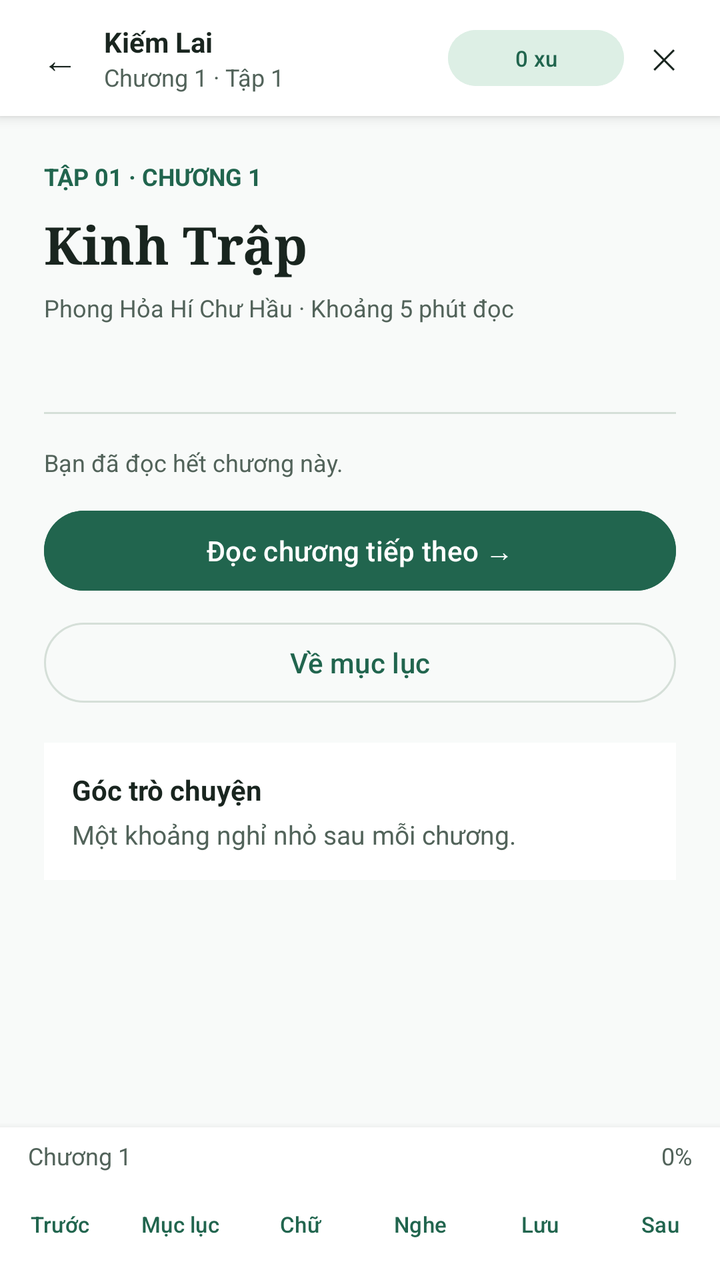
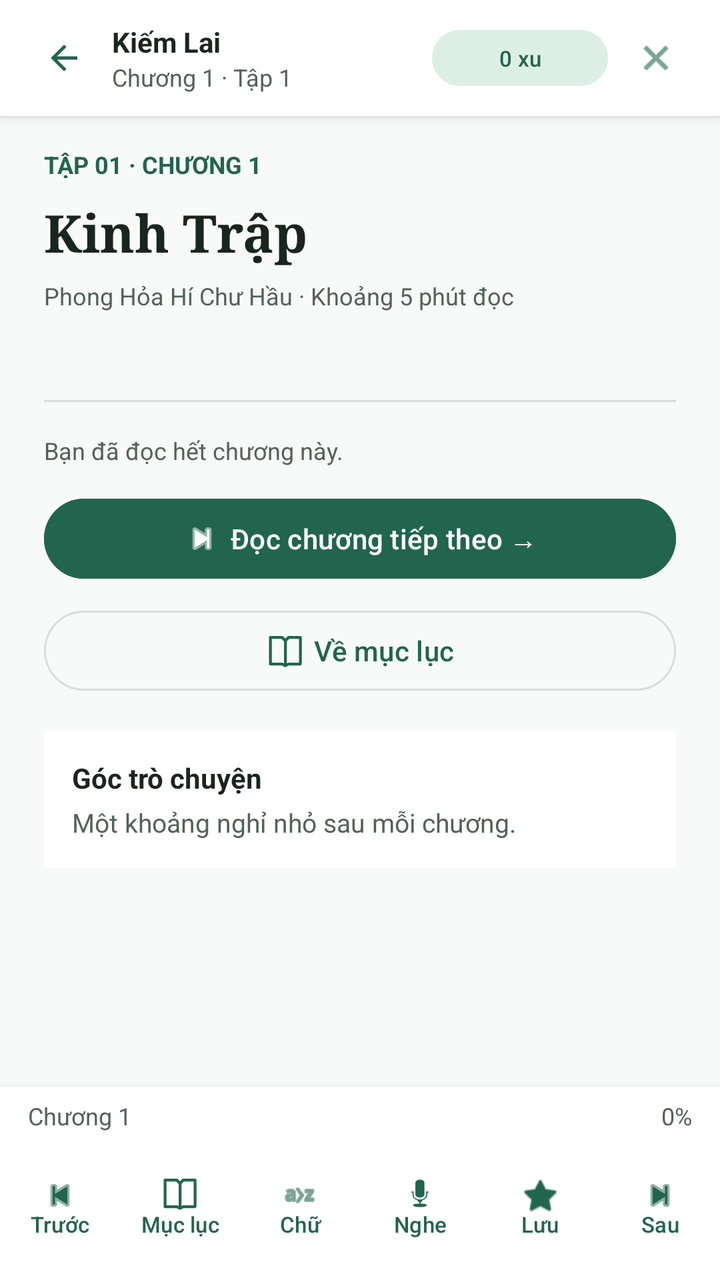

Before-and-after screenshots of an Android layout around one commit, followed by the original layout XML and the change that was made.
<!-- AndroidManifest.xml: application theme Theme.TruyenDex -->
<!-- res/layout/activity_reader.xml -->
<?xml version="1.0" encoding="utf-8"?>
<RelativeLayout xmlns:android="http://schemas.android.com/apk/res/android"
    android:layout_width="match_parent"
    android:layout_height="match_parent"
    android:background="?attr/colorBg">

    
    <ScrollView
        android:id="@+id/scrollReader"
        android:layout_width="match_parent"
        android:layout_height="match_parent"
        android:paddingHorizontal="22dp"
        android:paddingTop="80dp"
        android:paddingBottom="140dp"
        android:clipToPadding="false">

        <LinearLayout
            android:id="@+id/readerContentBox"
            android:layout_width="match_parent"
            android:layout_height="wrap_content"
            android:orientation="vertical">

            <TextView
                android:id="@+id/tvChapterLabel"
                android:layout_width="wrap_content"
                android:layout_height="wrap_content"
                android:text="TẬP 01 · CHƯƠNG 1"
                android:textColor="?attr/colorBrand"
                android:textSize="12sp"
                android:textStyle="bold" />

            <TextView
                android:id="@+id/tvReaderTitle"
                android:layout_width="match_parent"
                android:layout_height="wrap_content"
                android:layout_marginTop="8dp"
                android:text="Kinh Trập"
                android:fontFamily="serif"
                android:textSize="26sp"
                android:textStyle="bold"
                android:textColor="?attr/colorInk" />

            <TextView
                android:id="@+id/tvReaderMeta"
                android:layout_width="match_parent"
                android:layout_height="wrap_content"
                android:layout_marginTop="6dp"
                android:layout_marginBottom="20dp"
                android:text="Phong Hỏa Hí Chư Hầu · Khoảng 5 phút đọc"
                android:textSize="12sp"
                android:textColor="?attr/colorMuted" />

            
            <LinearLayout
                android:id="@+id/proseContainer"
                android:layout_width="match_parent"
                android:layout_height="wrap_content"
                android:orientation="vertical" />

            
            <LinearLayout
                android:id="@+id/paywallBox"
                android:layout_width="match_parent"
                android:layout_height="wrap_content"
                android:orientation="vertical"
                android:background="?attr/colorSurface"
                android:padding="16dp"
                android:layout_marginTop="16dp"
                android:visibility="gone">

                <TextView
                    android:layout_width="wrap_content"
                    android:layout_height="wrap_content"
                    android:text="Mở khóa chương"
                    android:textSize="18sp"
                    android:textStyle="bold"
                    android:textColor="?attr/colorInk" />

                <TextView
                    android:id="@+id/tvPaywallBalance"
                    android:layout_width="wrap_content"
                    android:layout_height="wrap_content"
                    android:layout_marginTop="6dp"
                    android:text="Giá: 10 xu · Số dư: 0 xu"
                    android:textColor="?attr/colorMuted" />

                <Button
                    android:id="@+id/btnUnlockOne"
                    android:layout_width="match_parent"
                    android:layout_height="46dp"
                    android:layout_marginTop="12dp"
                    android:text="Mở khóa 10 xu"
                    android:backgroundTint="?attr/colorBrand"
                    android:textColor="?attr/colorOnBrand" />

                <Button
                    android:id="@+id/btnUnlockBundle"
                    style="@style/Widget.Material3.Button.OutlinedButton"
                    android:layout_width="match_parent"
                    android:layout_height="46dp"
                    android:layout_marginTop="8dp"
                    android:text="Mở khóa cả 3 chương: 25 xu"
                    android:textColor="?attr/colorBrand" />
            </LinearLayout>

            
            <View
                android:layout_width="match_parent"
                android:layout_height="1dp"
                android:layout_marginTop="24dp"
                android:background="?attr/colorLine" />

            <TextView
                android:id="@+id/tvEndChapterNote"
                android:layout_width="wrap_content"
                android:layout_height="wrap_content"
                android:layout_marginTop="16dp"
                android:text="Bạn đã đọc hết chương này."
                android:textSize="12sp"
                android:textColor="?attr/colorMuted" />

            <Button
                android:id="@+id/btnEndNextChapter"
                android:layout_width="match_parent"
                android:layout_height="48dp"
                android:layout_marginTop="12dp"
                android:text="Đọc chương tiếp theo →"
                android:backgroundTint="?attr/colorBrand"
                android:textColor="?attr/colorOnBrand" />

            <Button
                android:id="@+id/btnEndChapters"
                style="@style/Widget.Material3.Button.OutlinedButton"
                android:layout_width="match_parent"
                android:layout_height="48dp"
                android:layout_marginTop="8dp"
                android:text="Về mục lục"
                android:textColor="?attr/colorBrand" />

            <LinearLayout
                android:layout_width="match_parent"
                android:layout_height="wrap_content"
                android:orientation="vertical"
                android:background="?attr/colorSurface"
                android:padding="14dp"
                android:layout_marginTop="16dp">

                <TextView
                    android:layout_width="wrap_content"
                    android:layout_height="wrap_content"
                    android:text="Góc trò chuyện"
                    android:textStyle="bold"
                    android:textColor="?attr/colorInk" />

                <TextView
                    android:layout_width="wrap_content"
                    android:layout_height="wrap_content"
                    android:layout_marginTop="4dp"
                    android:text="Một khoảng nghỉ nhỏ sau mỗi chương."
                    android:textSize="13sp"
                    android:textColor="?attr/colorMuted" />
            </LinearLayout>
        </LinearLayout>
    </ScrollView>

    
    <LinearLayout
        android:id="@+id/readerTopBar"
        android:layout_width="match_parent"
        android:layout_height="58dp"
        android:layout_alignParentTop="true"
        android:gravity="center_vertical"
        android:paddingHorizontal="8dp"
        android:background="?attr/colorSurface"
        android:elevation="4dp">

        <Button
            android:id="@+id/btnReaderBack"
            style="@style/Widget.Material3.Button.TextButton"
            android:layout_width="44dp"
            android:layout_height="44dp"
            android:text="←"
            android:textSize="18sp"
            android:textColor="?attr/colorInk" />

        <LinearLayout
            android:layout_width="0dp"
            android:layout_height="wrap_content"
            android:layout_weight="1"
            android:orientation="vertical">

            <TextView
                android:id="@+id/tvTopNovelName"
                android:layout_width="wrap_content"
                android:layout_height="wrap_content"
                android:text="Kiếm Lai"
                android:textStyle="bold"
                android:textColor="?attr/colorInk"
                android:textSize="14sp"
                android:maxLines="1" />

            <TextView
                android:id="@+id/tvTopChapter"
                android:layout_width="wrap_content"
                android:layout_height="wrap_content"
                android:text="Chương 1 · Tập 1"
                android:textColor="?attr/colorMuted"
                android:textSize="12sp" />
        </LinearLayout>

        <Button
            android:id="@+id/btnReaderWallet"
            style="@style/Widget.Material3.Button.TonalButton"
            android:layout_width="wrap_content"
            android:layout_height="36dp"
            android:text="0 xu"
            android:textSize="11sp"
            android:backgroundTint="?attr/colorSoft"
            android:textColor="?attr/colorBrand" />

        <Button
            android:id="@+id/btnHideTools"
            style="@style/Widget.Material3.Button.TextButton"
            android:layout_width="40dp"
            android:layout_height="40dp"
            android:text="✕"
            android:textColor="?attr/colorInk" />
    </LinearLayout>

    
    <Button
        android:id="@+id/btnShowTools"
        style="@style/Widget.Material3.Button.OutlinedButton"
        android:layout_width="48dp"
        android:layout_height="48dp"
        android:layout_alignParentEnd="true"
        android:layout_alignParentBottom="true"
        android:layout_margin="16dp"
        android:text="•••"
        android:backgroundTint="?attr/colorSurface"
        android:textColor="?attr/colorInk"
        android:visibility="gone" />

    
    <LinearLayout
        android:id="@+id/ttsPlayerBar"
        android:layout_width="match_parent"
        android:layout_height="wrap_content"
        android:layout_above="@id/readerBottomBar"
        android:orientation="vertical"
        android:background="?attr/colorSurface"
        android:padding="10dp"
        android:elevation="6dp"
        android:visibility="gone">

        <TextView
            android:id="@+id/tvTtsStatus"
            android:layout_width="match_parent"
            android:layout_height="wrap_content"
            android:text="Sẵn sàng đọc"
            android:textSize="12sp"
            android:textColor="?attr/colorMuted"
            android:layout_marginBottom="6dp" />

        <LinearLayout
            android:layout_width="match_parent"
            android:layout_height="wrap_content"
            android:orientation="horizontal"
            android:gravity="center">

            <Button
                android:id="@+id/btnTtsPrev"
                style="@style/Widget.Material3.Button.TextButton"
                android:layout_width="0dp"
                android:layout_height="40dp"
                android:layout_weight="1"
                android:text="⏮" />

            <Button
                android:id="@+id/btnTtsPlayPause"
                android:layout_width="0dp"
                android:layout_height="40dp"
                android:layout_weight="1.5"
                android:text="Phát"
                android:textSize="12sp"
                android:backgroundTint="?attr/colorBrand"
                android:textColor="?attr/colorOnBrand" />

            <Button
                android:id="@+id/btnTtsNext"
                style="@style/Widget.Material3.Button.TextButton"
                android:layout_width="0dp"
                android:layout_height="40dp"
                android:layout_weight="1"
                android:text="⏭" />

            <Button
                android:id="@+id/btnTtsRate"
                style="@style/Widget.Material3.Button.TextButton"
                android:layout_width="0dp"
                android:layout_height="40dp"
                android:layout_weight="1"
                android:text="1.0x"
                android:textSize="11sp" />

            <Button
                android:id="@+id/btnTtsClose"
                style="@style/Widget.Material3.Button.TextButton"
                android:layout_width="0dp"
                android:layout_height="40dp"
                android:layout_weight="1"
                android:text="✕" />
        </LinearLayout>
    </LinearLayout>

    
    <LinearLayout
        android:id="@+id/readerBottomBar"
        android:layout_width="match_parent"
        android:layout_height="wrap_content"
        android:layout_alignParentBottom="true"
        android:orientation="vertical"
        android:background="?attr/colorSurface"
        android:paddingTop="6dp"
        android:paddingBottom="6dp"
        android:elevation="6dp">

        <LinearLayout
            android:layout_width="match_parent"
            android:layout_height="wrap_content"
            android:orientation="horizontal"
            android:paddingHorizontal="14dp"
            android:paddingBottom="4dp">

            <TextView
                android:id="@+id/tvProgressCaption"
                android:layout_width="0dp"
                android:layout_height="wrap_content"
                android:layout_weight="1"
                android:text="Chương 1"
                android:textSize="12sp"
                android:textColor="?attr/colorMuted" />

            <TextView
                android:id="@+id/tvReadPercent"
                android:layout_width="wrap_content"
                android:layout_height="wrap_content"
                android:text="0%"
                android:textSize="12sp"
                android:textColor="?attr/colorMuted" />
        </LinearLayout>

        <LinearLayout
            android:layout_width="match_parent"
            android:layout_height="wrap_content"
            android:orientation="horizontal">

            <Button
                android:id="@+id/btnPrevChap"
                style="@style/Widget.Material3.Button.TextButton"
                android:layout_width="0dp"
                android:layout_height="44dp"
                android:layout_weight="1"
                android:padding="0dp"
                android:text="Trước"
                android:textSize="11sp" />

            <Button
                android:id="@+id/btnChapters"
                style="@style/Widget.Material3.Button.TextButton"
                android:layout_width="0dp"
                android:layout_height="44dp"
                android:layout_weight="1"
                android:padding="0dp"
                android:text="Mục lục"
                android:textSize="11sp" />

            <Button
                android:id="@+id/btnFontTheme"
                style="@style/Widget.Material3.Button.TextButton"
                android:layout_width="0dp"
                android:layout_height="44dp"
                android:layout_weight="1"
                android:padding="0dp"
                android:text="Chữ"
                android:textSize="11sp" />

            <Button
                android:id="@+id/btnListen"
                style="@style/Widget.Material3.Button.TextButton"
                android:layout_width="0dp"
                android:layout_height="44dp"
                android:layout_weight="1"
                android:padding="0dp"
                android:text="Nghe"
                android:textSize="11sp" />

            <Button
                android:id="@+id/btnBookmark"
                style="@style/Widget.Material3.Button.TextButton"
                android:layout_width="0dp"
                android:layout_height="44dp"
                android:layout_weight="1"
                android:padding="0dp"
                android:text="Lưu"
                android:textSize="11sp" />

            <Button
                android:id="@+id/btnNextChap"
                style="@style/Widget.Material3.Button.TextButton"
                android:layout_width="0dp"
                android:layout_height="44dp"
                android:layout_weight="1"
                android:padding="0dp"
                android:text="Sau"
                android:textSize="11sp" />
        </LinearLayout>
    </LinearLayout>
</RelativeLayout>
<!-- resources referenced by this layout -->
<resources>
  <style name="Theme.TruyenDex" parent="Theme.TruyenDex.Light" />
  <style name="Theme.TruyenDex.Light" parent="Theme.Material3.DayNight.NoActionBar">
          <item name="colorPrimary">?attr/colorBrand</item>
          <item name="colorOnPrimary">?attr/colorOnBrand</item>
          <item name="colorPrimaryContainer">?attr/colorSoft</item>
          <item name="colorOnPrimaryContainer">?attr/colorInk</item>
          <item name="colorSecondary">?attr/colorBrand</item>
          <item name="colorOnSecondary">?attr/colorOnBrand</item>
          <item name="colorSecondaryContainer">?attr/colorSoft</item>
          <item name="colorOnSecondaryContainer">?attr/colorBrand</item>
          <item name="colorSurfaceContainerLow">?attr/colorSurface</item>
          <item name="colorSurfaceContainer">?attr/colorSubtle</item>
          <item name="colorSurfaceContainerHigh">?attr/colorSubtle</item>
          <item name="colorSurfaceVariant">?attr/colorSubtle</item>
          <item name="colorOnSurface">?attr/colorInk</item>
          <item name="colorOnSurfaceVariant">?attr/colorMuted</item>
          <item name="colorOutline">?attr/colorLine</item>
          <item name="android:colorBackground">?attr/colorBg</item>
          <item name="android:statusBarColor">?attr/colorSurface</item>
          <item name="android:navigationBarColor">?attr/colorSurface</item>
          <item name="android:forceDarkAllowed">false</item>
          <item name="colorBg">#F8FAF9</item>
          <item name="colorSurface">#FFFFFF</item>
          <item name="colorSubtle">#EDF2EF</item>
          <item name="colorInk">#19251F</item>
          <item name="colorMuted">#52635A</item>
          <item name="colorLine">#D5DFD8</item>
          <item name="colorBrand">#21654E</item>
          <item name="colorOnBrand">#FFFFFF</item>
          <item name="colorSoft">#DDEFE5</item>
          <item name="android:windowLightStatusBar">true</item>
          <item name="android:windowLightNavigationBar">true</item>
      </style>
</resources>

<!-- the commit's change to res/layout/activity_reader.xml (unified diff, before → after) -->
@@ -1,5 +1,7 @@
 <?xml version="1.0" encoding="utf-8"?>
 <RelativeLayout xmlns:android="http://schemas.android.com/apk/res/android"
+    xmlns:app="http://schemas.android.com/apk/res-auto"
+    android:id="@+id/readerRoot"
     android:layout_width="match_parent"
     android:layout_height="match_parent"
     android:background="?attr/colorBg">
@@ -9,9 +11,11 @@
         android:id="@+id/scrollReader"
         android:layout_width="match_parent"
         android:layout_height="match_parent"
+        android:layout_below="@+id/readerTopBar"
+        android:layout_above="@+id/ttsPlayerBar"
+        android:layout_alignWithParentIfMissing="true"
         android:paddingHorizontal="22dp"
-        android:paddingTop="80dp"
-        android:paddingBottom="140dp"
+        android:paddingVertical="16dp"
         android:clipToPadding="false">
 
         <LinearLayout
@@ -84,8 +88,12 @@
                     android:text="Giá: 10 xu · Số dư: 0 xu"
                     android:textColor="?attr/colorMuted" />
 
-                <Button
+                <com.google.android.material.button.MaterialButton
                     android:id="@+id/btnUnlockOne"
+                    app:icon="@android:drawable/ic_lock_lock"
+                    app:iconGravity="textStart"
+                    app:iconSize="20dp"
+                    app:iconPadding="4dp"
                     android:layout_width="match_parent"
                     android:layout_height="46dp"
                     android:layout_marginTop="12dp"
@@ -93,8 +101,12 @@
                     android:backgroundTint="?attr/colorBrand"
                     android:textColor="?attr/colorOnBrand" />
 
-                <Button
+                <com.google.android.material.button.MaterialButton
                     android:id="@+id/btnUnlockBundle"
+                    app:icon="@android:drawable/ic_lock_lock"
+                    app:iconGravity="textStart"
+                    app:iconSize="20dp"
+                    app:iconPadding="4dp"
                     style="@style/Widget.Material3.Button.OutlinedButton"
                     android:layout_width="match_parent"
                     android:layout_height="46dp"
@@ -119,8 +131,12 @@
                 android:textSize="12sp"
                 android:textColor="?attr/colorMuted" />
 
-            <Button
+            <com.google.android.material.button.MaterialButton
                 android:id="@+id/btnEndNextChapter"
+                app:icon="@android:drawable/ic_media_next"
+                app:iconGravity="textStart"
+                app:iconSize="20dp"
+                app:iconPadding="4dp"
                 android:layout_width="match_parent"
                 android:layout_height="48dp"
                 android:layout_marginTop="12dp"
@@ -128,8 +144,12 @@
                 android:backgroundTint="?attr/colorBrand"
                 android:textColor="?attr/colorOnBrand" />
 
-            <Button
+            <com.google.android.material.button.MaterialButton
                 android:id="@+id/btnEndChapters"
+                app:icon="@drawable/ic_book"
+                app:iconGravity="textStart"
+                app:iconSize="20dp"
+                app:iconPadding="4dp"
                 style="@style/Widget.Material3.Button.OutlinedButton"
                 android:layout_width="match_parent"
                 android:layout_height="48dp"
@@ -174,12 +194,17 @@
         android:background="?attr/colorSurface"
         android:elevation="4dp">
 
-        <Button
+        <com.google.android.material.button.MaterialButton
             android:id="@+id/btnReaderBack"
+            app:icon="@drawable/abc_ic_ab_back_material"
+            app:iconGravity="textStart"
+            app:iconSize="20dp"
+            app:iconPadding="0dp"
+            android:padding="0dp"
             style="@style/Widget.Material3.Button.TextButton"
-            android:layout_width="44dp"
-            android:layout_height="44dp"
-            android:text="←"
+            android:layout_width="48dp"
+            android:layout_height="48dp"
+            android:contentDescription="Quay lại"
             android:textSize="18sp"
             android:textColor="?attr/colorInk" />
 
@@ -218,28 +243,43 @@
             android:backgroundTint="?attr/colorSoft"
             android:textColor="?attr/colorBrand" />
 
-        <Button
+        <com.google.android.material.button.MaterialButton
             android:id="@+id/btnHideTools"
+            app:icon="@android:drawable/ic_menu_close_clear_cancel"
+            app:iconGravity="textStart"
+            app:iconSize="20dp"
+            app:iconPadding="0dp"
+            android:padding="0dp"
             style="@style/Widget.Material3.Button.TextButton"
-            android:layout_width="40dp"
-            android:layout_height="40dp"
-            android:text="✕"
+            android:layout_width="48dp"
+            android:layout_height="48dp"
+            android:contentDescription="Ẩn công cụ"
             android:textColor="?attr/colorInk" />
     </LinearLayout>
 
     
-    <Button
+    <com.google.android.material.button.MaterialButton
         android:id="@+id/btnShowTools"
+        app:icon="@android:drawable/ic_menu_more"
+        app:iconGravity="textStart"
+        app:iconSize="20dp"
+        app:iconPadding="0dp"
+        android:padding="0dp"
         style="@style/Widget.Material3.Button.OutlinedButton"
         android:layout_width="48dp"
         android:layout_height="48dp"
         android:layout_alignParentEnd="true"
         android:layout_alignParentBottom="true"
         android:layout_margin="16dp"
-        android:text="•••"
+        android:contentDescription="Hiện công cụ"
         android:backgroundTint="?attr/colorSurface"
         android:textColor="?attr/colorInk"
         android:visibility="gone" />
+
+    <include layout="@layout/chapter_dropdown"
+        android:layout_width="match_parent"
+        android:layout_height="220dp"
+        android:layout_below="@id/readerTopBar" />
 
     
     <LinearLayout
@@ -268,16 +308,26 @@
             android:orientation="horizontal"
             android:gravity="center">
 
-            <Button
+            <com.google.android.material.button.MaterialButton
                 android:id="@+id/btnTtsPrev"
-                style="@style/Widget.Material3.Button.TextButton"
-                android:layout_width="0dp"
-                android:layout_height="40dp"
-                android:layout_weight="1"
-                android:text="⏮" />
-
-            <Button
+                app:icon="@android:drawable/ic_media_previous"
+                app:iconGravity="textStart"
+                app:iconSize="20dp"
+                app:iconPadding="0dp"
+                android:padding="0dp"
+                style="@style/Widget.Material3.Button.TextButton"
+                android:layout_width="0dp"
+                android:layout_height="48dp"
+                android:layout_weight="1"
+                android:contentDescription="Đoạn trước" />
+
+            <com.google.android.material.button.MaterialButton
                 android:id="@+id/btnTtsPlayPause"
+                app:icon="@android:drawable/ic_media_play"
+                app:iconGravity="textStart"
+                app:iconSize="20dp"
+                app:iconPadding="4dp"
+                android:paddingHorizontal="2dp"
                 android:layout_width="0dp"
                 android:layout_height="40dp"
                 android:layout_weight="1.5"
@@ -286,13 +336,18 @@
                 android:backgroundTint="?attr/colorBrand"
                 android:textColor="?attr/colorOnBrand" />
 
-            <Button
+            <com.google.android.material.button.MaterialButton
                 android:id="@+id/btnTtsNext"
-                style="@style/Widget.Material3.Button.TextButton"
-                android:layout_width="0dp"
-                android:layout_height="40dp"
-                android:layout_weight="1"
-                android:text="⏭" />
+                app:icon="@android:drawable/ic_media_next"
+                app:iconGravity="textStart"
+                app:iconSize="20dp"
+                app:iconPadding="0dp"
+                android:padding="0dp"
+                style="@style/Widget.Material3.Button.TextButton"
+                android:layout_width="0dp"
+                android:layout_height="48dp"
+                android:layout_weight="1"
+                android:contentDescription="Đoạn tiếp theo" />
 
             <Button
                 android:id="@+id/btnTtsRate"
@@ -303,13 +358,18 @@
                 android:text="1.0x"
                 android:textSize="11sp" />
 
-            <Button
+            <com.google.android.material.button.MaterialButton
                 android:id="@+id/btnTtsClose"
-                style="@style/Widget.Material3.Button.TextButton"
-                android:layout_width="0dp"
-                android:layout_height="40dp"
-                android:layout_weight="1"
-                android:text="✕" />
+                app:icon="@android:drawable/ic_menu_close_clear_cancel"
+                app:iconGravity="textStart"
+                app:iconSize="20dp"
+                app:iconPadding="0dp"
+                android:padding="0dp"
+                style="@style/Widget.Material3.Button.TextButton"
+                android:layout_width="0dp"
+                android:layout_height="48dp"
+                android:layout_weight="1"
+                android:contentDescription="Đóng trình nghe" />
         </LinearLayout>
     </LinearLayout>
 
@@ -355,61 +415,85 @@
             android:layout_height="wrap_content"
             android:orientation="horizontal">
 
-            <Button
+            <com.google.android.material.button.MaterialButton
                 android:id="@+id/btnPrevChap"
-                style="@style/Widget.Material3.Button.TextButton"
-                android:layout_width="0dp"
-                android:layout_height="44dp"
+                app:icon="@android:drawable/ic_media_previous"
+                app:iconGravity="textTop"
+                app:iconSize="20dp"
+                app:iconPadding="0dp"
+                style="@style/Widget.Material3.Button.TextButton"
+                android:layout_width="0dp"
+                android:layout_height="64dp"
                 android:layout_weight="1"
                 android:padding="0dp"
                 android:text="Trước"
                 android:textSize="11sp" />
 
-            <Button
+            <com.google.android.material.button.MaterialButton
                 android:id="@+id/btnChapters"
-                style="@style/Widget.Material3.Button.TextButton"
-                android:layout_width="0dp"
-                android:layout_height="44dp"
+                app:icon="@drawable/ic_book"
+                app:iconGravity="textTop"
+                app:iconSize="20dp"
+                app:iconPadding="0dp"
+                style="@style/Widget.Material3.Button.TextButton"
+                android:layout_width="0dp"
+                android:layout_height="64dp"
                 android:layout_weight="1"
                 android:padding="0dp"
                 android:text="Mục lục"
                 android:textSize="11sp" />
 
-            <Button
+            <com.google.android.material.button.MaterialButton
                 android:id="@+id/btnFontTheme"
-                style="@style/Widget.Material3.Button.TextButton"
-                android:layout_width="0dp"
-                android:layout_height="44dp"
+                app:icon="@android:drawable/ic_menu_sort_alphabetically"
+                app:iconGravity="textTop"
+                app:iconSize="20dp"
+                app:iconPadding="0dp"
+                style="@style/Widget.Material3.Button.TextButton"
+                android:layout_width="0dp"
+                android:layout_height="64dp"
                 android:layout_weight="1"
                 android:padding="0dp"
                 android:text="Chữ"
                 android:textSize="11sp" />
 
-            <Button
+            <com.google.android.material.button.MaterialButton
                 android:id="@+id/btnListen"
-                style="@style/Widget.Material3.Button.TextButton"
-                android:layout_width="0dp"
-                android:layout_height="44dp"
+                app:icon="@android:drawable/ic_btn_speak_now"
+                app:iconGravity="textTop"
+                app:iconSize="20dp"
+                app:iconPadding="0dp"
+                style="@style/Widget.Material3.Button.TextButton"
+                android:layout_width="0dp"
+                android:layout_height="64dp"
                 android:layout_weight="1"
                 android:padding="0dp"
                 android:text="Nghe"
                 android:textSize="11sp" />
 
-            <Button
+            <com.google.android.material.button.MaterialButton
                 android:id="@+id/btnBookmark"
-                style="@style/Widget.Material3.Button.TextButton"
-                android:layout_width="0dp"
-                android:layout_height="44dp"
+                app:icon="@android:drawable/btn_star_big_off"
+                app:iconGravity="textTop"
+                app:iconSize="20dp"
+                app:iconPadding="0dp"
+                style="@style/Widget.Material3.Button.TextButton"
+                android:layout_width="0dp"
+                android:layout_height="64dp"
                 android:layout_weight="1"
                 android:padding="0dp"
                 android:text="Lưu"
                 android:textSize="11sp" />
 
-            <Button
+            <com.google.android.material.button.MaterialButton
                 android:id="@+id/btnNextChap"
-                style="@style/Widget.Material3.Button.TextButton"
-                android:layout_width="0dp"
-                android:layout_height="44dp"
+                app:icon="@android:drawable/ic_media_next"
+                app:iconGravity="textTop"
+                app:iconSize="20dp"
+                app:iconPadding="0dp"
+                style="@style/Widget.Material3.Button.TextButton"
+                android:layout_width="0dp"
+                android:layout_height="64dp"
                 android:layout_weight="1"
                 android:padding="0dp"
                 android:text="Sau"
@@ -417,3 +501,13 @@
         </LinearLayout>
     </LinearLayout>
 </RelativeLayout>
+<!-- res/layout/chapter_dropdown.xml (included above) -->
+<com.example.truyendex.features.novel.ChapterDropdown xmlns:android="http://schemas.android.com/apk/res/android"
+    android:id="@+id/chapterDropdown"
+    android:layout_width="match_parent"
+    android:layout_height="220dp"
+    android:background="?attr/colorSurface"
+    android:nestedScrollingEnabled="true"
+    android:divider="?attr/colorLine"
+    android:dividerHeight="1dp"
+    android:visibility="gone" />
<!-- resource entries referenced after the edit -->
@@ -1,7 +1,25 @@
 <!-- resources referenced by this layout -->
 <resources>
+  <!-- drawable ic_book (drawable) -->
+  <?xml version="1.0" encoding="utf-8"?>
+  <vector xmlns:android="http://schemas.android.com/apk/res/android"
+      android:width="24dp"
+      android:height="24dp"
+      android:viewportWidth="24"
+      android:viewportHeight="24">
+      <path
+          android:pathData="M3,4H10L12,6L14,4H21V20H14L12,21L10,20H3ZM12,6V21"
+          android:strokeWidth="1.7"
+          android:strokeColor="?attr/colorMuted"
+          android:strokeLineCap="round"
+          android:strokeLineJoin="round" />
+  </vector>
   <style name="Theme.TruyenDex" parent="Theme.TruyenDex.Light" />
-  <style name="Theme.TruyenDex.Light" parent="Theme.Material3.DayNight.NoActionBar">
+  <style name="Theme.TruyenDex.Light" parent="Theme.Material3.Light.NoActionBar">
+          <item name="android:windowAnimationStyle">@style/TruyenDexActivityAnimation</item>
+          <item name="android:textColorPrimary">@color/theme_text_primary</item>
+          <item name="android:textColorSecondary">@color/theme_text_secondary</item>
+          <item name="android:textColorHint">@color/theme_text_secondary</item>
           <item name="colorPrimary">?attr/colorBrand</item>
           <item name="colorOnPrimary">?attr/colorOnBrand</item>
           <item name="colorPrimaryContainer">?attr/colorSoft</item>
@@ -33,5 +51,11 @@
           <item name="android:windowLightStatusBar">true</item>
           <item name="android:windowLightNavigationBar">true</item>
       </style>
+  <style name="TruyenDexActivityAnimation" parent="@android:style/Animation.Activity">
+          <item name="android:activityOpenEnterAnimation">@anim/screen_enter</item>
+          <item name="android:activityOpenExitAnimation">@anim/screen_exit</item>
+          <item name="android:activityCloseEnterAnimation">@anim/screen_return</item>
+          <item name="android:activityCloseExitAnimation">@anim/screen_leave</item>
+      </style>
 </resources>
 
